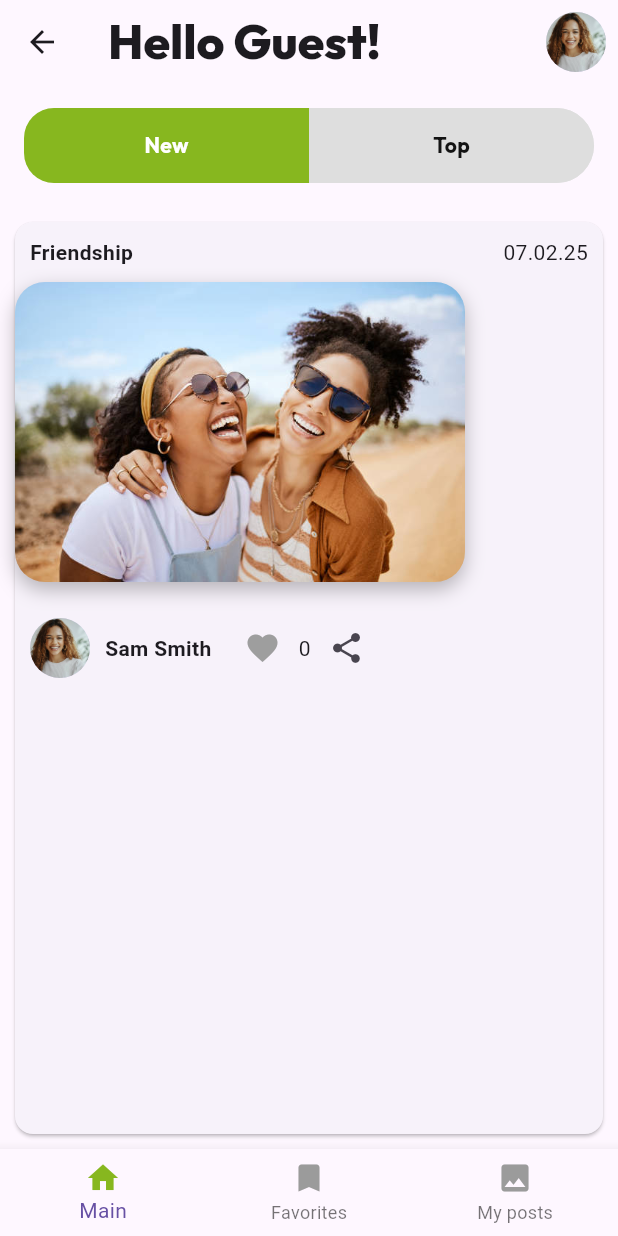
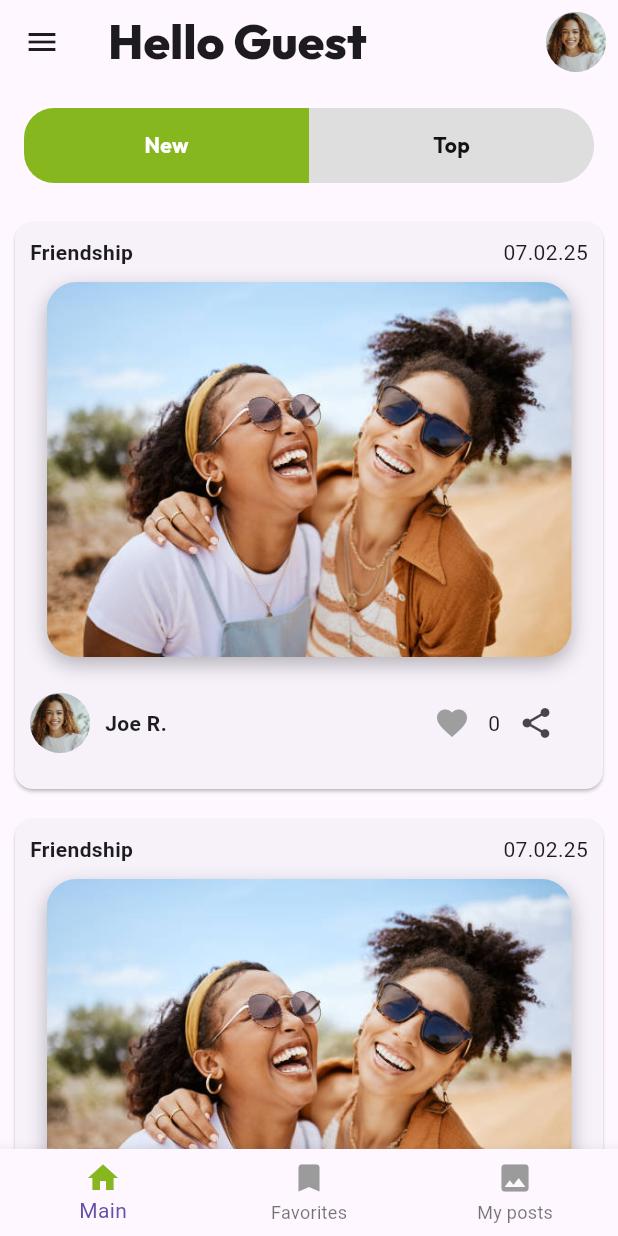
Before and after one commit to Alexaneva/social_network, a Flutter app: the MainScreen screen opened by its route, on a phone screen of 412 x 824 dp. Run offline on Flutter 3.47's test engine with Material 3 defaults, Android fonts, the phone set to English and light mode, and no system bars; our stand-ins replace dotted_border.

Commit message:
feat: create_my_post_screen was added fix: code refactoring

```diff
--- a/lib/main.dart
+++ b/lib/main.dart
@@ -20,7 +20,7 @@ class MyApp extends StatelessWidget {
       initialRoute: Routes.splash,
       routes: {
         Routes.splash: (context) => OnBoardingPage(),
-        Routes.login: (context) => LogInScreen(),
+        Routes.signIn: (context) => SignInScreen(),
         Routes.signUp: (context) => SignUpScreen(),
         Routes.main: (context) => MainScreen(),
         Routes.profile: (context) => ProfileScreen(),
--- a/lib/src/constants/app_text_controlles.dart
+++ b/lib/src/constants/app_text_controlles.dart
@@ -2,13 +2,15 @@ import 'package:flutter/cupertino.dart';
 
 import 'package:flutter/material.dart';
 
-class AuthTextEditingControllers {
+class TextEditingControllers {
   static final signInEmail = TextEditingController();
   static final signInPassword = TextEditingController();
   static final signUpName = TextEditingController();
   static final signUpEmail = TextEditingController();
   static final signUpPassword = TextEditingController();
   static final signUpConfirmPassword = TextEditingController();
+  static final postTitle = TextEditingController();
+  static final postBody = TextEditingController();
 
   static bool get isSignInFormFilled {
     return signInEmail.text.isNotEmpty && signInPassword.text.isNotEmpty;
--- a/lib/src/features/pages/favorites_screen.dart
+++ b/lib/src/features/pages/favorites_screen.dart
@@ -1,6 +1,8 @@
 import 'package:flutter/material.dart';
 
+import '../../constants/app_fonts.dart';
 import '../../constants/app_images.dart';
+import '../../routing/app_routes.dart';
 
 class FavoritesScreen extends StatefulWidget {
   const FavoritesScreen({super.key});
@@ -12,7 +14,8 @@ class FavoritesScreen extends StatefulWidget {
 class _FavoritesScreenState extends State<FavoritesScreen> {
   @override
   Widget build(BuildContext context) {
-    return Center(
+    return Scaffold(
+      body: Center(
         child: Padding(
           padding: const EdgeInsets.only(
               top: 20, left: 10, right: 10),
@@ -25,6 +28,7 @@ class _FavoritesScreenState extends State<FavoritesScreen> {
             ),
           ),
         ),
+      ),
     );
   }
 }
--- a/lib/src/features/pages/main_feed_screen.dart
+++ b/lib/src/features/pages/main_feed_screen.dart
@@ -3,6 +3,7 @@ import 'package:flutter/material.dart';
 import '../posts/new_posts.dart';
 import '../posts/top_posts.dart';
 import '../tab_bar_post_feed/tab_bar_in_main_post_feed.dart';
+import '../user/user_model.dart';
 
 class MainFeed extends StatefulWidget {
   const MainFeed({ required Key key}) : super(key: key);
@@ -14,6 +15,7 @@ class MainFeed extends StatefulWidget {
 class _MainFeedState extends State<MainFeed>
     with SingleTickerProviderStateMixin {
   late TabController _tabController;
+  final User user = User();
 
   @override
   void initState() {
@@ -29,7 +31,8 @@ class _MainFeedState extends State<MainFeed>
 
   @override
   Widget build(BuildContext context) {
-    return Column(
+    return Scaffold(
+      body: Column(
         children: [
           TabBarWidget(
             tabController: _tabController,
@@ -50,6 +53,7 @@ class _MainFeedState extends State<MainFeed>
             ),
           ),
         ],
+      ),
     );
   }
 }
--- a/lib/src/features/pages/main_screen.dart
+++ b/lib/src/features/pages/main_screen.dart
@@ -18,15 +18,17 @@ class MainScreen extends StatefulWidget {
 class _MainScreenState extends State<MainScreen> {
   final User user = User();
   int currentIndex = 0;
-  late List<Widget> body;
+  List<Widget> body = [];
 
   @override
   void initState() {
     super.initState();
     body = [
       MainFeed(key: UniqueKey()),
+      ...[
         const FavoritesScreen(),
         const MyPostsScreen(),
+      ],
     ];
   }
 
@@ -34,57 +36,75 @@ class _MainScreenState extends State<MainScreen> {
   Widget build(BuildContext context) {
     return Scaffold(
       appBar: AppBar(
-        title: Text('Hello ${user.name}!',
+        title: Text(
+          currentIndex == 0
+              ? 'Hello Guest'
+              : currentIndex == 1
+              ? 'Favorites'
+              : 'My posts',
             style: AppFonts.title3.copyWith(fontWeight: FontWeight.w800)),
         actions: [
-          IconButton(
+          Builder(
+            builder: (context) => IconButton(
               icon: CircleAvatar(
                 backgroundImage: AssetImage(AppImages.ava),
               ),
-            onPressed: () {
+              onPressed: () => Scaffold.of(context).openDrawer(),
+            ),
+          ),
+        ],
+      ),
+      drawer: Drawer(
+        child: Column(
+          children: [
+            SizedBox(height: 55),
+            CircleAvatar(
+              radius: 50,
+              backgroundImage: AssetImage(AppImages.ava),
+            ),
+            SizedBox(height: 16),
+            Text(user.name, style: AppFonts.body2),
+            SizedBox(height: 16),
+            ListTile(
+              leading: Icon(Icons.person),
+              title: Text('Profile',style: AppFonts.body2),
+              onTap: () {
                 Navigator.of(context).pushReplacementNamed(Routes.profile);
               },
             ),
+            ListTile(
+              leading: Icon(Icons.exit_to_app),
+              title: Text('Exit', style: AppFonts.body2),
+              onTap: () {},
+            ),
+            Spacer(),
+            ListTile(
+              leading: Icon(Icons.wb_sunny),
+              title: Text('Light theme', style: AppFonts.body2),
+              onTap: () {},
+            ),
           ],
+        ),
       ),
       bottomNavigationBar: BottomNavigationBar(
           currentIndex: currentIndex,
-          onTap: (int newIndex) {
-            setState(() {
-              currentIndex = newIndex;
-            });
-          },
+          onTap: (int newIndex) => setState(() => currentIndex = newIndex),
           items: [
-            BottomNavigationBarItem(
+            ...[
+              Icons.home,
+              Icons.bookmark,
+              Icons.image,
+            ].asMap().entries.map((entry) {
+              return BottomNavigationBarItem(
                 icon: Icon(
-                Icons.home,
-                color: currentIndex == 0
+                  entry.value,
+                  color: currentIndex == entry.key
                       ? AppColors.lime250
                       : AppColors.grayScale400,
                 ),
-              label: 'Main',
-              backgroundColor: Colors.white,
-            ),
-            BottomNavigationBarItem(
-              icon: Icon(
-                Icons.bookmark,
-                color: currentIndex == 1
-                    ? AppColors.lime250
-                    : AppColors.grayScale400,
-              ),
-              label: 'Favorites',
-              backgroundColor: Colors.white,
-            ),
-            BottomNavigationBarItem(
-              icon: Icon(
-                Icons.image,
-                color: currentIndex == 2
-                    ? AppColors.lime250
-                    : AppColors.grayScale400,
-              ),
-              label: 'My posts',
-              backgroundColor: Colors.white,
-            ),
+                label: ['Main', 'Favorites', 'My posts'][entry.key],
+              );
+            }),
           ]),
       body: body[currentIndex],
     );
--- a/lib/src/features/pages/on_boarding_screen.dart
+++ b/lib/src/features/pages/on_boarding_screen.dart
@@ -36,7 +36,7 @@ class OnBoardingPage extends StatelessWidget {
                   ),
                   TextButton(
                     onPressed: () {
-                      Navigator.of(context).pushReplacementNamed(Routes.login);
+                      Navigator.of(context).pushReplacementNamed(Routes.signIn);
                     },
                     child: Text(
                       'Log in',
--- a/lib/src/features/posts/new_posts.dart
+++ b/lib/src/features/posts/new_posts.dart
@@ -9,10 +9,14 @@ class NewPosts extends StatelessWidget {
 
   @override
   Widget build(BuildContext context) {
-    return PostFeed(
-        user: User(
-      name: 'Sam Smith',
-      photoUrl: AppImages.ava,
-    ));
+    return ListView.builder(
+        itemCount: 5,
+        itemBuilder: (context, index) {
+          return PostFeed(
+              user: User(
+            name: 'Joe R.',
+            photoUrl: AppImages.ava,
+          ));
+        });
   }
 }
--- a/lib/src/routing/app_routes.dart
+++ b/lib/src/routing/app_routes.dart
@@ -1,7 +1,7 @@
 
 class Routes {
   static const String splash = '/';
-  static const String login = '/login';
+  static const String signIn = '/signIn';
   static const String signUp = '/signUp';
   static const String main = '/main';
   static const String profile = '/profile';
--- a/pubspec.yaml
+++ b/pubspec.yaml
@@ -37,6 +37,7 @@ dependencies:
   auto_route: ^9.3.0+1
   auto_route_generator: ^9.3.1
   intl: ^0.20.2
+  dotted_border: ^2.1.0
 
 dev_dependencies:
   flutter_test:
```
Also changed, not shown: lib/src/common_widgets/authorisation_input_field.dart (+5 -5 lines), lib/src/common_widgets/post_feed.dart (+44 -42 lines), lib/src/features/pages/create_my_post_screen.dart (added, +105 -0 lines), lib/src/features/pages/log_in_screen.dart (+6 -6 lines), lib/src/features/pages/my_posts_screen.dart (+33 -1 lines), lib/src/features/pages/sign_up.dart (+7 -7 lines), lib/src/features/posts/top_posts.dart (+9 -5 lines), pubspec.lock. Lines whose indentation alone changed are shown as unchanged.
